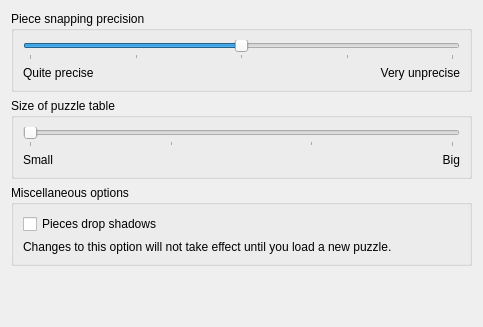
Before: the Qt Designer form src/settings.ui in KDE/palapeli, drawn with Qt 5.
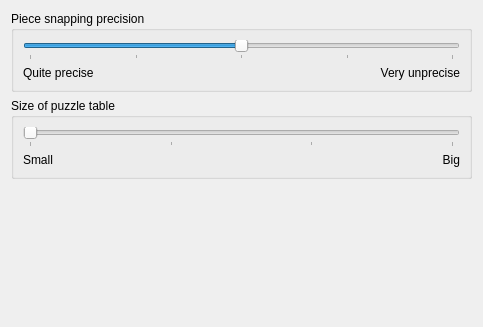
After: the same form once the commit is applied.

Commit message: Speedup shadow blurring by 75%, by only operating on the alpha channel of the image (red, green, and blue are always zero anyway). Now I can enable shadows by default again without bad conscience.

Diff of the .ui file:
```diff
--- a/src/settings.ui
+++ b/src/settings.ui
@@ -110,32 +110,6 @@
      </layout>
     </widget>
    </item>
-   <item>
-    <widget class="QGroupBox" name="groupBox">
-     <property name="title">
-      <string>Miscellaneous options</string>
-     </property>
-     <layout class="QVBoxLayout" name="verticalLayout_2">
-      <item>
-       <widget class="QCheckBox" name="kcfg_PieceShadows">
-        <property name="text">
-         <string>Pieces drop shadows</string>
-        </property>
-       </widget>
-      </item>
-      <item>
-       <widget class="QLabel" name="label">
-        <property name="text">
-         <string>Changes to this option will not take effect until you load a new puzzle.</string>
-        </property>
-        <property name="wordWrap">
-         <bool>true</bool>
-        </property>
-       </widget>
-      </item>
-     </layout>
-    </widget>
-   </item>
    <item>
     <spacer name="verticalSpacer">
      <property name="orientation">
```
The commit also changes 3 other files.
